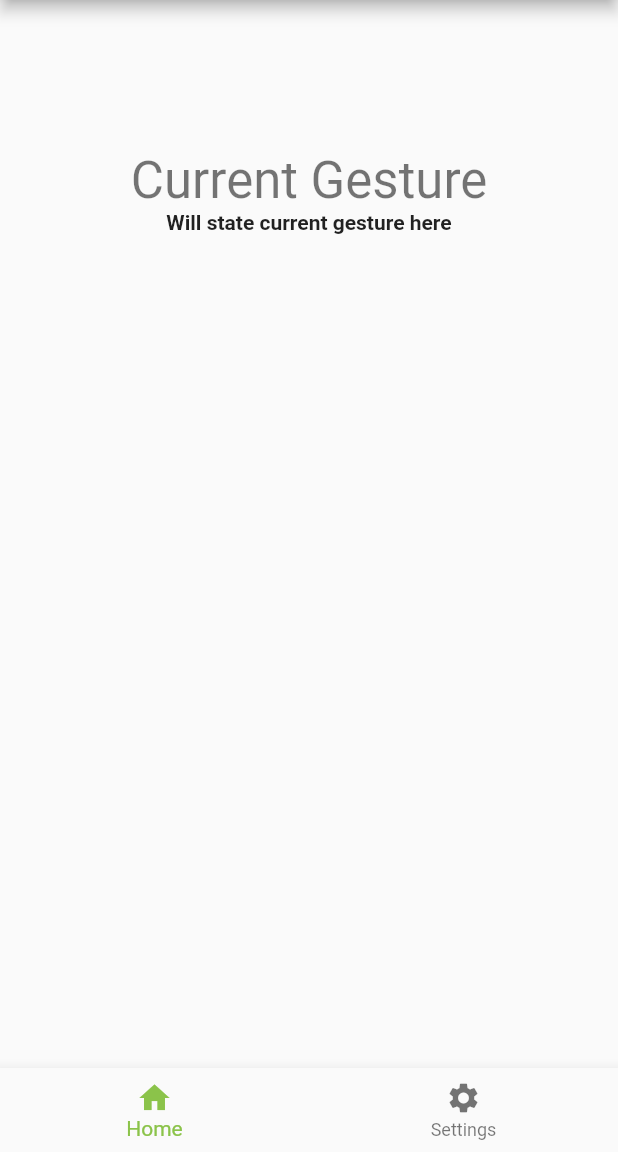
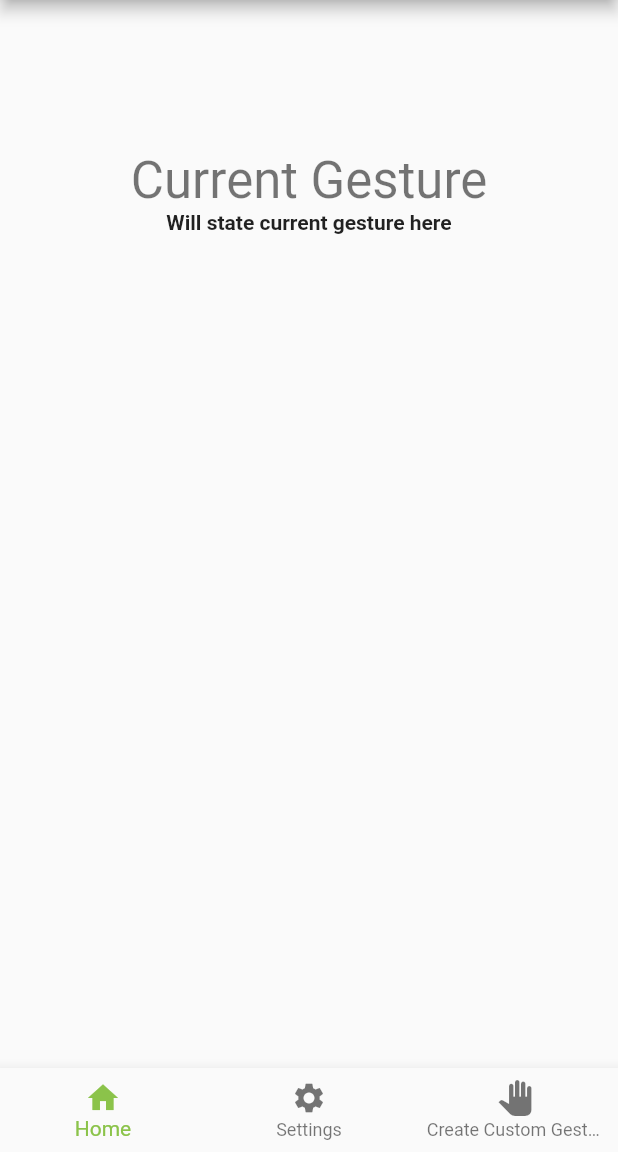
Before and after one commit to TarunChichili/gestr_app, a Flutter app: the screen it shows after launch, on a phone screen of 412 x 824 dp, the part 84-1236 px from its top. Run offline on Flutter 3.47's test engine with Material 2 defaults, Android fonts, the phone set to English and light mode, and no system bars; our stand-ins replace percent_indicator; missing offline and left inert: mqtt_client.

Commit message:
Add Item in BottomNavBar (Custom Gesture)

```diff
--- a/lib/main.dart
+++ b/lib/main.dart
@@ -81,6 +81,10 @@ class _MyHomePageState extends State<MyHomePage> {
           BottomNavigationBarItem(
             icon: Icon(Icons.settings),
             title: Text("Settings"),
+          ),
+          BottomNavigationBarItem(
+            icon: Icon(Icons.pan_tool),
+            title: Text("Create Custom Gesture"),
           ),
         ],
       ),
```
Also changed, not shown: 1 other file.
